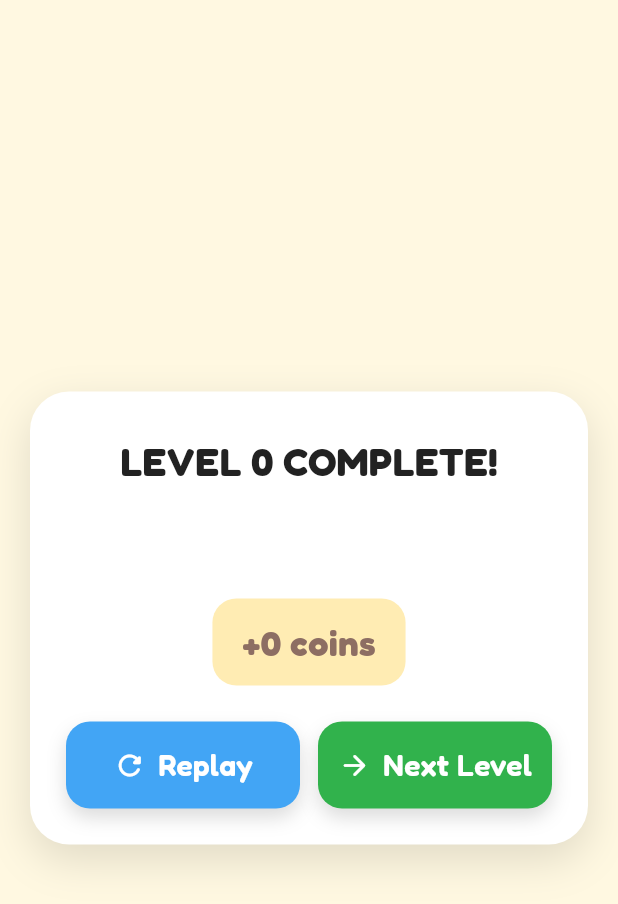
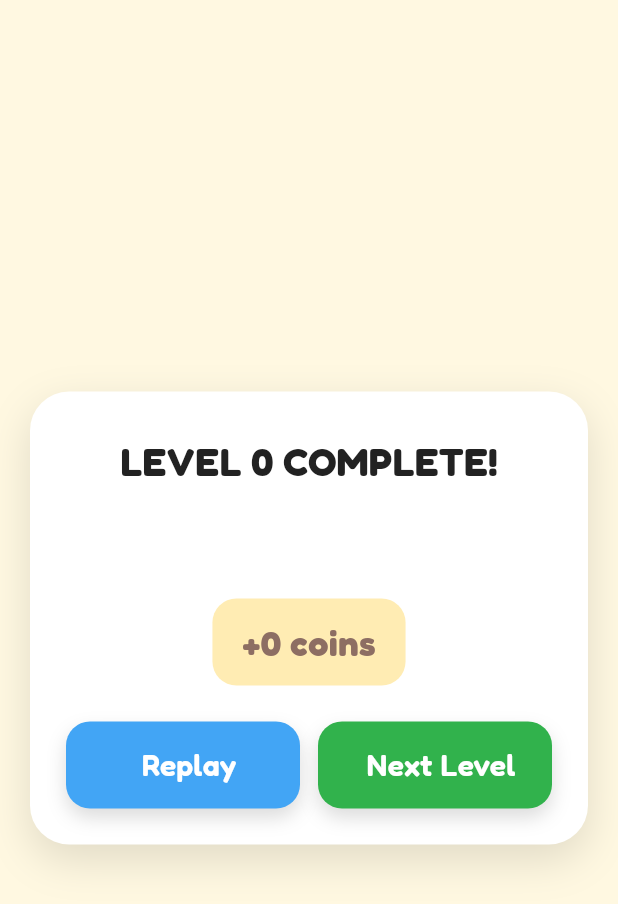
Before and after one commit to arhamsarwar786/Coloring-Page-Drawing-App-Kids, a Flutter app: the RewardScreen screen opened directly with empty values, on a phone screen of 412 x 824 dp. Shown: the top 904 px of the screen. Run offline on Flutter 3.47's test engine with Material 3 defaults, Android fonts, the light colour scheme and no system bars; our stand-ins replace audioplayers, google_fonts, path_drawing.

Commit message:
improve reward screen

```diff
--- a/lib/features/rewards/view/reward_screen.dart
+++ b/lib/features/rewards/view/reward_screen.dart
@@ -124,7 +124,7 @@ class RewardScreen extends StatelessWidget {
                             Expanded(
                               child: _RewardButton(
                                 label: 'Replay',
-                                icon: Icons.refresh_rounded,
+                                // icon: Icons.refresh_rounded,
                                 color: const Color(0xFF42A5F5),
                                 onTap: () => _openReplay(context),
                               ),
@@ -134,7 +134,7 @@ class RewardScreen extends StatelessWidget {
                               child: _RewardButton(
                                 label:
                                     args.nextLevelId != null ? 'Next Level' : 'Home',
-                                icon: Icons.arrow_forward_rounded,
+                                // icon: Icons.arrow_forward_rounded,
                                 color: const Color(0xFF31B24C),
                                 onTap: () => _openNext(context),
                               ),
@@ -157,13 +157,13 @@ class RewardScreen extends StatelessWidget {
 class _RewardButton extends StatelessWidget {
   const _RewardButton({
     required this.label,
-    required this.icon,
+    // required this.icon,
     required this.color,
     required this.onTap,
   });
 
   final String label;
-  final IconData icon;
+  // final IconData icon;
   final Color color;
   final VoidCallback onTap;
 
@@ -187,7 +187,7 @@ class _RewardButton extends StatelessWidget {
         child: Row(
           mainAxisAlignment: MainAxisAlignment.center,
           children: <Widget>[
-            Icon(icon, color: Colors.white, size: 22),
+            // Icon(icon, color: Colors.white, size: 22),
             const SizedBox(width: 8),
             Text(
               label,
```
Also changed, not shown: lib/features/drawing/view/controllers/guided_painting_controllers.dart (+0 -9 lines), lib/features/sound/services/sound_service.dart (+2 -5 lines).
